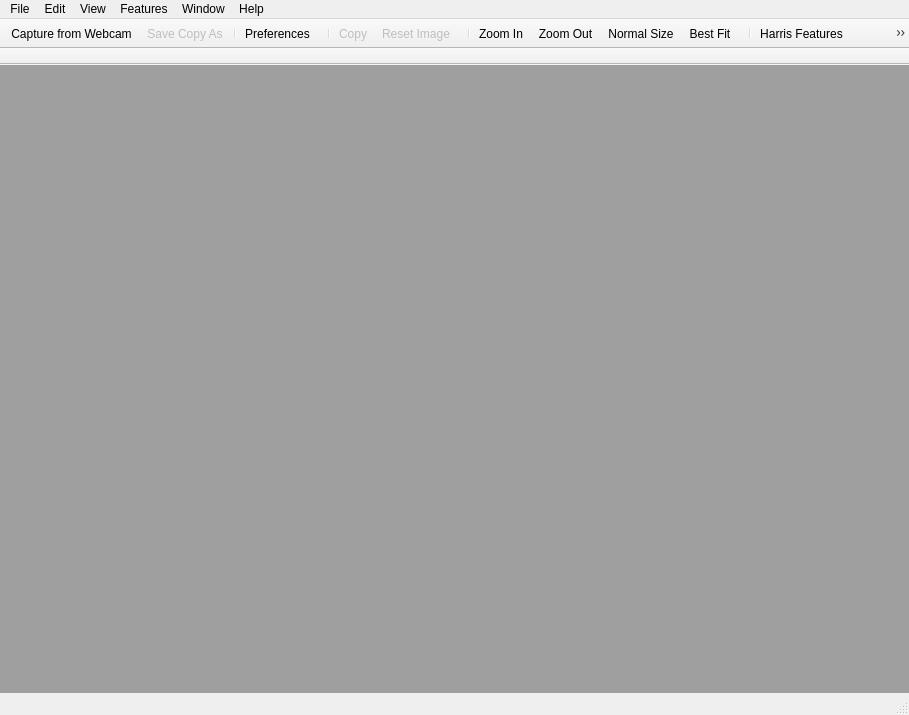
Above: mainWindow.ui from dawn0123/image_feature_detector before the change. Below: the same form after it.
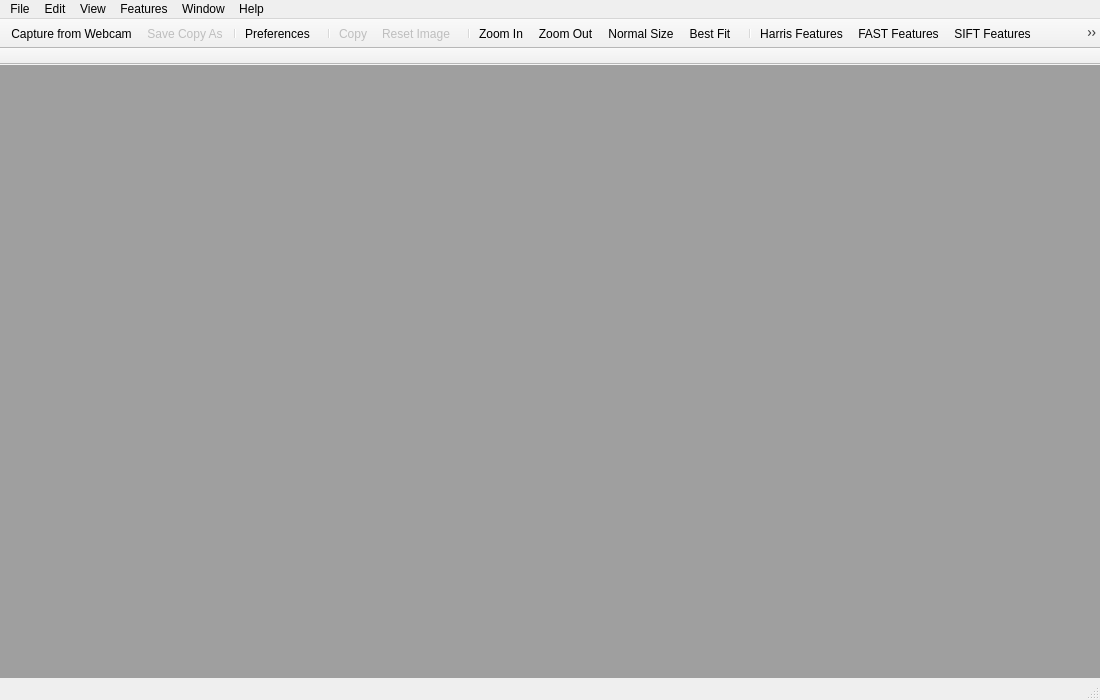
That is the form after the change. Icons and pictures are not drawn.

The edit to the form file:
```diff
--- a/mainWindow.ui
+++ b/mainWindow.ui
@@ -7,8 +7,8 @@
    <rect>
     <x>0</x>
     <y>0</y>
-    <width>909</width>
-    <height>715</height>
+    <width>1100</width>
+    <height>700</height>
    </rect>
   </property>
   <property name="windowTitle">
@@ -39,7 +39,7 @@
     <rect>
      <x>0</x>
      <y>0</y>
-     <width>909</width>
+     <width>1100</width>
      <height>25</height>
     </rect>
    </property>
```
Left out of the diff: 60 changed lines with no effect on the pictures.
